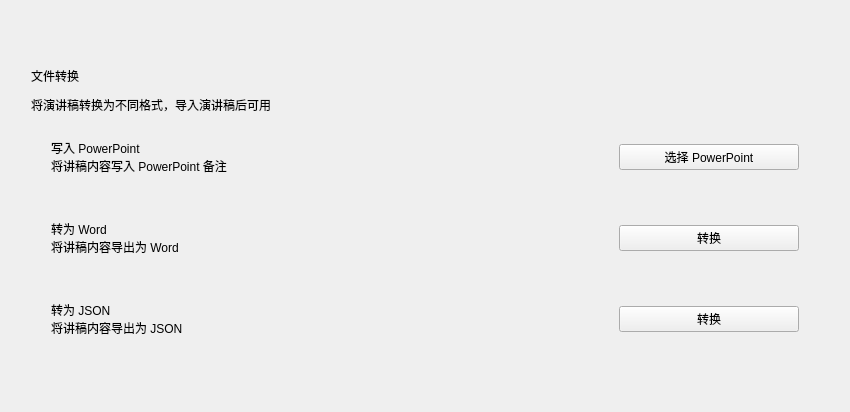
Old version of the form toolsInterface.ui in the repository pth2000/PowerPointReviewer.
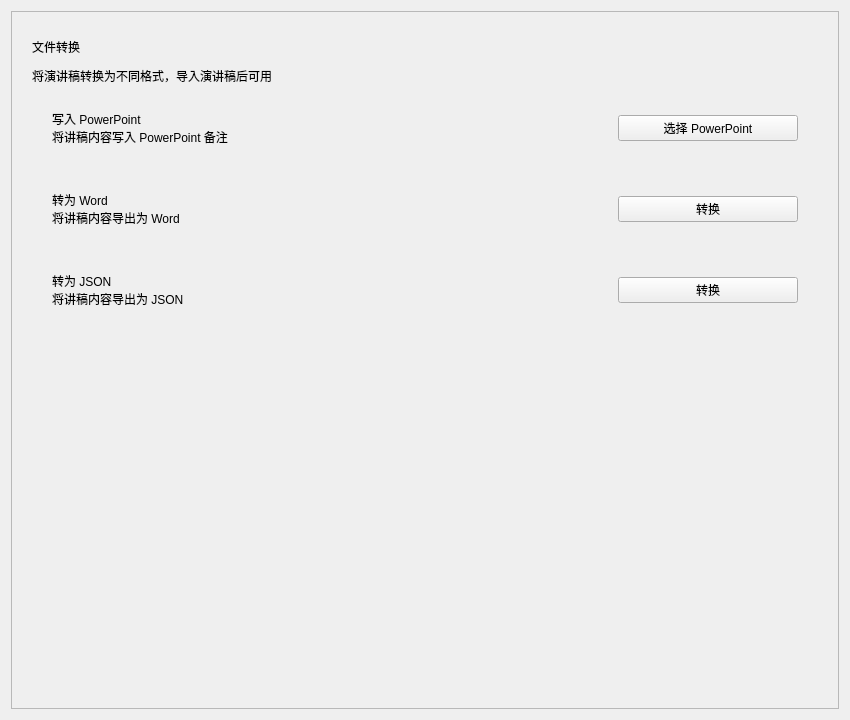
New version of the form. Custom widgets are drawn as their Qt base class.

```diff
--- a/toolsInterface.ui
+++ b/toolsInterface.ui
@@ -7,7 +7,7 @@
     <x>0</x>
     <y>0</y>
     <width>850</width>
-    <height>412</height>
+    <height>720</height>
    </rect>
   </property>
   <property name="windowTitle">
@@ -15,13 +15,28 @@
   </property>
   <layout class="QHBoxLayout" name="horizontalLayout">
    <item>
-    <widget class="QWidget" name="bgWidget" native="true">
-     <layout class="QVBoxLayout" name="verticalLayout_8">
+    <widget class="ScrollArea" name="bgScrollArea">
+     <property name="widgetResizable">
+      <bool>true</bool>
+     </property>
+     <widget class="QWidget" name="scrollAreaWidgetContents">
+      <property name="geometry">
+       <rect>
+        <x>0</x>
+        <y>0</y>
+        <width>830</width>
+        <height>700</height>
+       </rect>
+      </property>
+      <layout class="QVBoxLayout" name="verticalLayout">
+       <property name="spacing">
+        <number>6</number>
+       </property>
       <property name="leftMargin">
        <number>20</number>
       </property>
       <property name="topMargin">
-       <number>50</number>
+        <number>20</number>
       </property>
       <property name="rightMargin">
        <number>20</number>
@@ -306,12 +321,13 @@
         <property name="sizeHint" stdset="0">
          <size>
           <width>20</width>
-          <height>40</height>
+           <height>353</height>
          </size>
         </property>
        </spacer>
       </item>
      </layout>
+     </widget>
     </widget>
    </item>
   </layout>
@@ -328,6 +344,12 @@
    <header>qfluentwidgets</header>
    <container>1</container>
   </customwidget>
+  <customwidget>
+   <class>ScrollArea</class>
+   <extends>QScrollArea</extends>
+   <header>qfluentwidgets</header>
+   <container>1</container>
+  </customwidget>
   <customwidget>
    <class>CaptionLabel</class>
    <extends>QLabel</extends>
```
Lines whose indentation alone changed are shown as unchanged.
